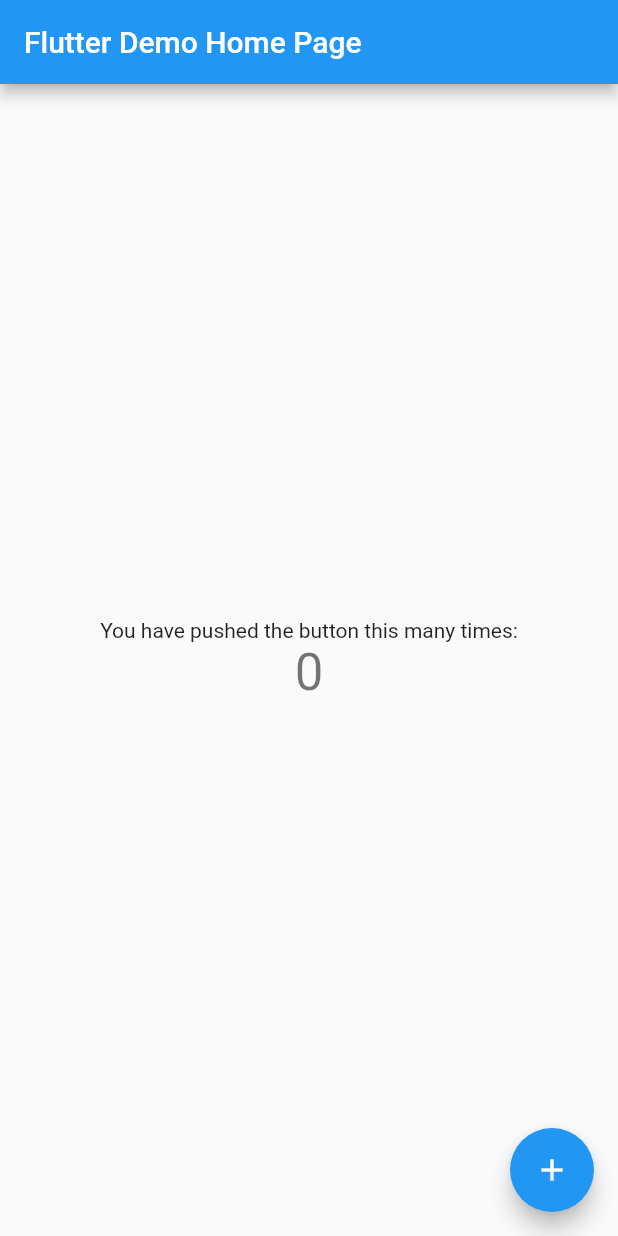
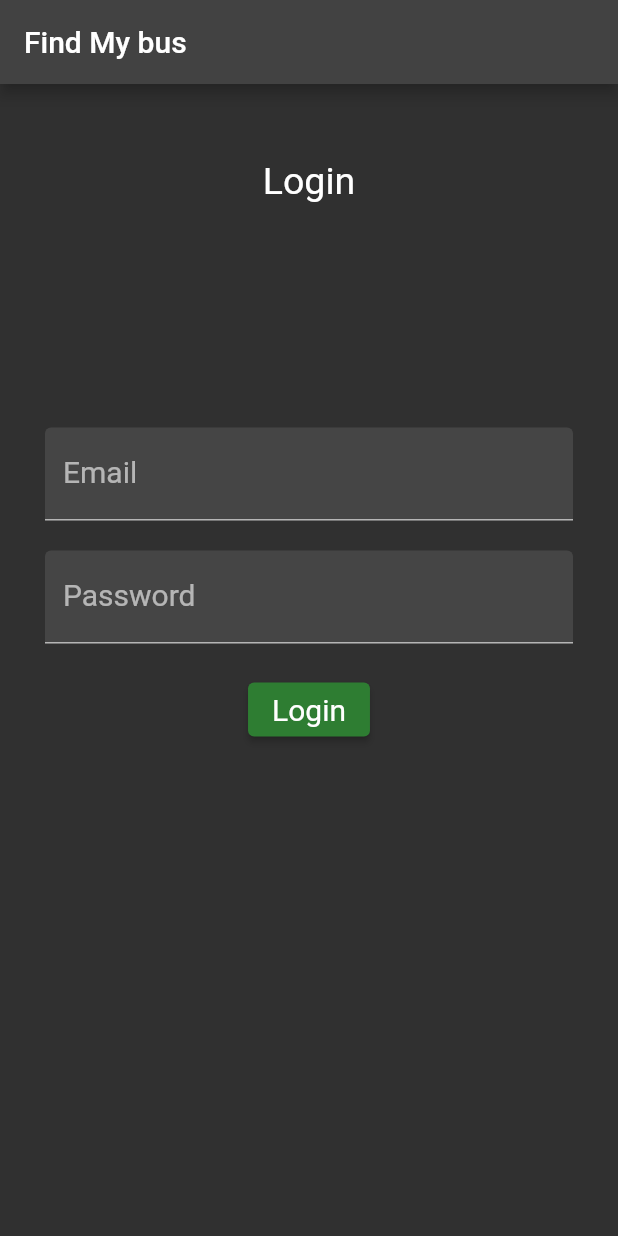
Before and after one commit to ssavindu/rp_bus_app, a Flutter app: the screen it shows after launch, on a phone screen of 412 x 824 dp. Run offline on Flutter 3.47's test engine with Material 2 defaults, Android fonts, the phone set to English and light mode, and no system bars.

Commit message:
login created

```diff
--- a/lib/main.dart
+++ b/lib/main.dart
@@ -1,115 +1,23 @@
+// ignore_for_file: prefer_const_literals_to_create_immutables, prefer_const_constructors
 import 'package:flutter/material.dart';
+import 'package:bus_app/src/screens/login.dart';
+import 'dart:ui';
 
-void main() {
-  runApp(const MyApp());
-}
+void main() => runApp(MyApp());
 
 class MyApp extends StatelessWidget {
   const MyApp({Key? key}) : super(key: key);
 
-  // This widget is the root of your application.
   @override
   Widget build(BuildContext context) {
     return MaterialApp(
-      title: 'Flutter Demo',
-      theme: ThemeData(
-        // This is the theme of your application.
-        //
-        // Try running your application with "flutter run". You'll see the
-        // application has a blue toolbar. Then, without quitting the app, try
-        // changing the primarySwatch below to Colors.green and then invoke
-        // "hot reload" (press "r" in the console where you ran "flutter run",
-        // or simply save your changes to "hot reload" in a Flutter IDE).
-        // Notice that the counter didn't reset back to zero; the application
-        // is not restarted.
-        primarySwatch: Colors.blue,
-      ),
-      home: const MyHomePage(title: 'Flutter Demo Home Page'),
+      title: 'Find My Bus',
+      initialRoute: '/',
+      routes: {
+        '/': (context) => LoginPage(),
+      },
+      // home: AvailableBusListPage(),
+      theme: ThemeData.dark(),
     );
   }
 }
-
-class MyHomePage extends StatefulWidget {
-  const MyHomePage({Key? key, required this.title}) : super(key: key);
-
-  // This widget is the home page of your application. It is stateful, meaning
-  // that it has a State object (defined below) that contains fields that affect
-  // how it looks.
-
-  // This class is the configuration for the state. It holds the values (in this
-  // case the title) provided by the parent (in this case the App widget) and
-  // used by the build method of the State. Fields in a Widget subclass are
-  // always marked "final".
-
-  final String title;
-
-  @override
-  State<MyHomePage> createState() => _MyHomePageState();
-}
-
-class _MyHomePageState extends State<MyHomePage> {
-  int _counter = 0;
-
-  void _incrementCounter() {
-    setState(() {
-      // This call to setState tells the Flutter framework that something has
-      // changed in this State, which causes it to rerun the build method below
-      // so that the display can reflect the updated values. If we changed
-      // _counter without calling setState(), then the build method would not be
-      // called again, and so nothing would appear to happen.
-      _counter++;
-    });
-  }
-
-  @override
-  Widget build(BuildContext context) {
-    // This method is rerun every time setState is called, for instance as done
-    // by the _incrementCounter method above.
-    //
-    // The Flutter framework has been optimized to make rerunning build methods
-    // fast, so that you can just rebuild anything that needs updating rather
-    // than having to individually change instances of widgets.
-    return Scaffold(
-      appBar: AppBar(
-        // Here we take the value from the MyHomePage object that was created by
-        // the App.build method, and use it to set our appbar title.
-        title: Text(widget.title),
-      ),
-      body: Center(
-        // Center is a layout widget. It takes a single child and positions it
-        // in the middle of the parent.
-        child: Column(
-          // Column is also a layout widget. It takes a list of children and
-          // arranges them vertically. By default, it sizes itself to fit its
-          // children horizontally, and tries to be as tall as its parent.
-          //
-          // Invoke "debug painting" (press "p" in the console, choose the
-          // "Toggle Debug Paint" action from the Flutter Inspector in Android
-          // Studio, or the "Toggle Debug Paint" command in Visual Studio Code)
-          // to see the wireframe for each widget.
-          //
-          // Column has various properties to control how it sizes itself and
-          // how it positions its children. Here we use mainAxisAlignment to
-          // center the children vertically; the main axis here is the vertical
-          // axis because Columns are vertical (the cross axis would be
-          // horizontal).
-          mainAxisAlignment: MainAxisAlignment.center,
-          children: <Widget>[
-            const Text(
-              'You have pushed the button this many times:',
-            ),
-            Text(
-              '$_counter',
-              style: Theme.of(context).textTheme.headline4,
-            ),
-          ],
-        ),
-      ),
-      floatingActionButton: FloatingActionButton(
-        onPressed: _incrementCounter,
-        tooltip: 'Increment',
-        child: const Icon(Icons.add),
-      ), // This trailing comma makes auto-formatting nicer for build methods.
-    );
-  }
-}
--- /dev/null
+++ b/lib/src/screens/login.dart
@@ -0,0 +1,98 @@
+// ignore_for_file: prefer_const_literals_to_create_immutables, prefer_const_constructors
+import 'package:flutter/material.dart';
+import 'dart:ui';
+
+class LoginPage extends StatefulWidget {
+  const LoginPage({Key? key}) : super(key: key);
+
+  @override
+  _LoginPageState createState() => _LoginPageState();
+}
+
+class _LoginPageState extends State<LoginPage> {
+  bool isValidEmail(String emailAddress) {
+    return RegExp(
+            r'^(([^<>()[\]\\.,;:\s@\"]+(\.[^<>()[\]\\.,;:\s@\"]+)*)|(\".+\"))@((\[[0-9]{1,3}\.[0-9]{1,3}\.[0-9]{1,3}\.[0-9]{1,3}\])|(([a-zA-Z\-0-9]+\.)+[a-zA-Z]{2,}))$')
+        .hasMatch(emailAddress);
+  }
+
+  @override
+  Widget build(BuildContext context) {
+    return Scaffold(
+      appBar: AppBar(
+        title: Text('Find My bus'),
+      ),
+      body: SafeArea(
+        child: ListView(
+          padding: EdgeInsets.symmetric(horizontal: 30),
+          children: <Widget>[
+            SizedBox(
+              height: 50,
+            ),
+            Text(
+              "Login",
+              style: TextStyle(fontSize: 25),
+              textAlign: TextAlign.center,
+            ),
+            SizedBox(
+              height: 150,
+            ),
+            TextFormField(
+              decoration: InputDecoration(
+                  labelText: 'Email',
+                  labelStyle: TextStyle(fontSize: 20),
+                  filled: true),
+              validator: (value) {
+                if (value == null || value.isEmpty || !isValidEmail(value)) {
+                  return 'Please enter valid Email';
+                } else {
+                  return null;
+                }
+              },
+            ),
+            SizedBox(
+              height: 20,
+            ),
+            TextFormField(
+              decoration: InputDecoration(
+                labelText: 'Password',
+                labelStyle: TextStyle(fontSize: 20),
+                filled: true,
+              ),
+              obscureText: true,
+              validator: (value) {
+                if (value == null || value.isEmpty) {
+                  return 'Please enter Password';
+                } else {
+                  return null;
+                }
+              },
+            ),
+            SizedBox(
+              height: 20,
+            ),
+            Column(
+              children: <Widget>[
+                ButtonTheme(
+                  height: 50,
+                  disabledColor: Colors.blueAccent,
+                  child: ElevatedButton(
+                    style: ElevatedButton.styleFrom(
+                        textStyle: const TextStyle(fontSize: 20),
+                        primary: Colors.green[800]),
+                    onPressed: () {
+                      Navigator.pushNamed(context, '/search');
+                    },
+                    child: Text(
+                      'Login',
+                    ),
+                  ),
+                ),
+              ],
+            ),
+          ],
+        ),
+      ),
+    );
+  }
+}
```
